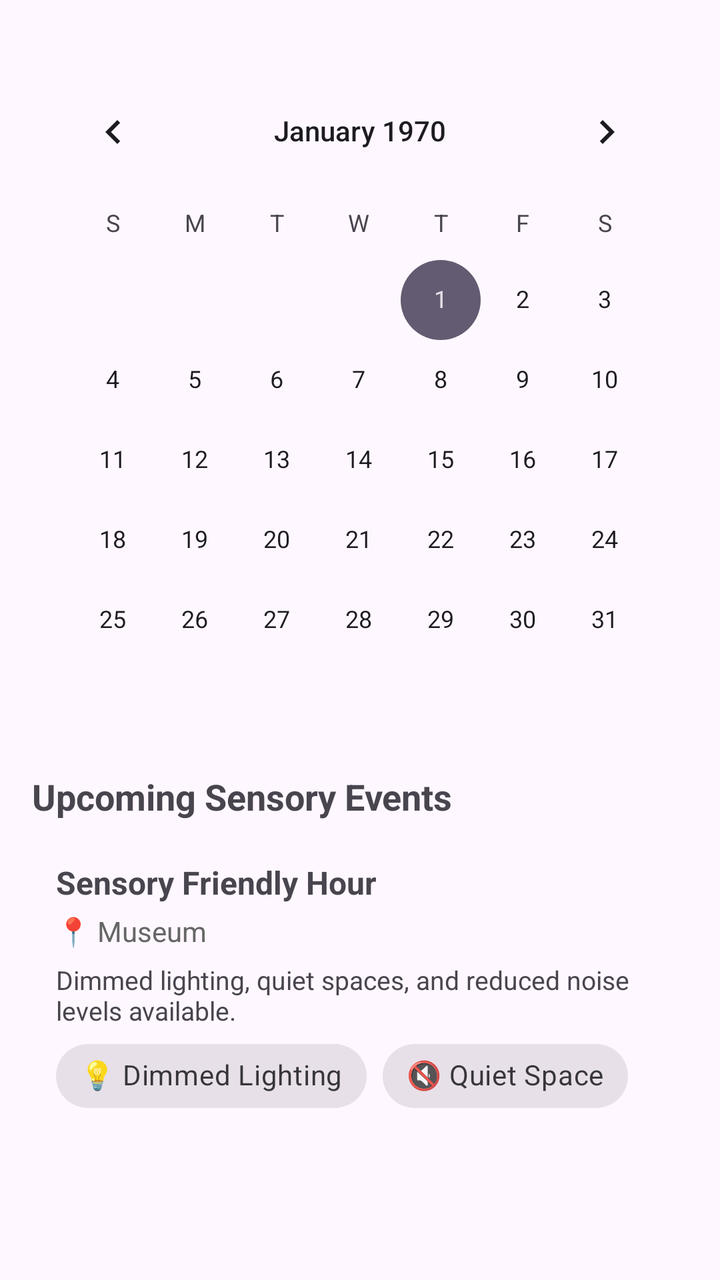
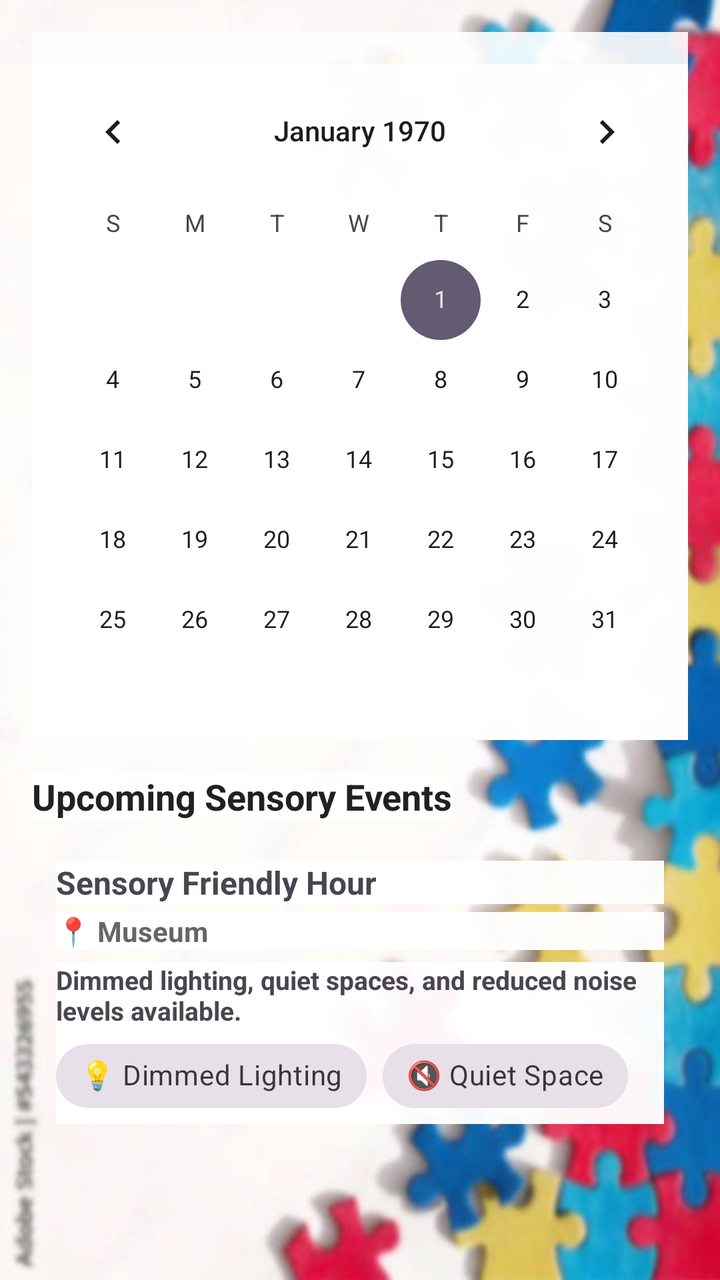

Compare the two renders of this Android layout. The source of the first and the diff that turns it into the second are given below.
<!-- AndroidManifest.xml: application theme AppTheme -->
<!-- res/layout/fragment_calendar.xml -->
<?xml version="1.0" encoding="utf-8"?>
<LinearLayout
  xmlns:android="http://schemas.android.com/apk/res/android"
  xmlns:app="http://schemas.android.com/apk/res-auto"
  xmlns:tools="http://schemas.android.com/tools"
  android:layout_width="match_parent"
  android:layout_height="match_parent"
  android:orientation="vertical"
  android:padding="16dp">

  
  <CalendarView
    android:id="@+id/calendar_view"
    android:layout_width="match_parent"
    android:layout_height="wrap_content"
    android:fitsSystemWindows="true"
    android:paddingTop="16dp"/>

  <TextView
    android:id="@+id/text_events_header"
    android:layout_width="wrap_content"
    android:layout_height="wrap_content"
    android:layout_marginTop="16dp"
    android:layout_marginBottom="8dp"
    android:text="Upcoming Sensory Events"
    android:textSize="18sp"
    android:textStyle="bold" />

<LinearLayout
  android:layout_width="match_parent"
  android:layout_height="wrap_content"
  android:orientation="vertical"
  android:padding="12dp">

  <TextView
    android:id="@+id/text_event_title"
    android:layout_width="match_parent"
    android:layout_height="wrap_content"
    android:text="Sensory Friendly Hour"
    android:textSize="16sp"
    android:textStyle="bold" />

  <TextView
    android:id="@+id/text_event_location"
    android:layout_width="match_parent"
    android:layout_height="wrap_content"
    android:layout_marginTop="4dp"
    android:text="📍 Museum"
    android:textColor="#666666"
    android:textSize="14sp" />

  <TextView
    android:id="@+id/text_event_description"
    android:layout_width="match_parent"
    android:layout_height="wrap_content"
    android:layout_marginTop="6dp"
    android:text="Dimmed lighting, quiet spaces, and reduced noise levels available."
    android:textSize="13sp" />

  <com.google.android.material.chip.ChipGroup
    android:id="@+id/chip_group_sensory"
    android:layout_width="match_parent"
    android:layout_height="wrap_content"
    app:chipSpacingHorizontal="8dp"
    app:singleSelection="false">

    <com.google.android.material.chip.Chip
      android:id="@+id/chip_lighting"
      style="@style/Widget.MaterialComponents.Chip.Action"
      android:layout_width="wrap_content"
      android:layout_height="wrap_content"
      android:text="💡 Dimmed Lighting" />

    <com.google.android.material.chip.Chip
      android:id="@+id/chip_quiet_space"
      style="@style/Widget.MaterialComponents.Chip.Action"
      android:layout_width="wrap_content"
      android:layout_height="wrap_content"
      android:text="🔇 Quiet Space" />

  </com.google.android.material.chip.ChipGroup>

  <androidx.recyclerview.widget.RecyclerView
    android:id="@+id/recycler_events"
    android:layout_width="match_parent"
    android:layout_height="0dp"
    android:layout_weight="1"
    android:clipToPadding="false"
    android:paddingBottom="16dp"
    app:layoutManager="androidx.recyclerview.widget.LinearLayoutManager"
    tools:listitem="@layout/item_event" />

</LinearLayout>
</LinearLayout>
<!-- res/layout/item_event.xml (included above) -->
<LinearLayout
  android:layout_width="match_parent"
  android:layout_height="wrap_content"
  android:orientation="vertical"
  android:padding="12dp"
  xmlns:android="http://schemas.android.com/apk/res/android">

  <TextView
    android:id="@+id/text_event_title"
    android:layout_width="match_parent"
    android:layout_height="wrap_content"
    android:text="Sensory Friendly Hour"
    android:textSize="16sp"
    android:textStyle="bold" />

  <TextView
    android:id="@+id/text_event_location"
    android:layout_width="match_parent"
    android:layout_height="wrap_content"
    android:layout_marginTop="4dp"
    android:text="📍 Main Community Center"
    android:textColor="#666666"
    android:textSize="14sp" />

  <TextView
    android:id="@+id/text_event_description"
    android:layout_width="match_parent"
    android:layout_height="wrap_content"
    android:layout_marginTop="6dp"
    android:text="Dimmed lighting, quiet spaces, and reduced noise levels available."
    android:textSize="13sp" />

</LinearLayout>
<!-- resources referenced by this layout -->
<resources>
  <style name="AppTheme" parent="Theme.Material3.DayNight">
      
    </style>
</resources>

<!-- the commit's change to res/layout/fragment_calendar.xml (unified diff, before → after) -->
@@ -6,7 +6,8 @@
   android:layout_width="match_parent"
   android:layout_height="match_parent"
   android:orientation="vertical"
-  android:padding="16dp">
+  android:padding="16dp"
+  android:background="@drawable/background_2">
 
   
   <CalendarView
@@ -14,7 +15,8 @@
     android:layout_width="match_parent"
     android:layout_height="wrap_content"
     android:fitsSystemWindows="true"
-    android:paddingTop="16dp"/>
+    android:paddingTop="16dp"
+    android:background="#E6FFFFFF"/>
 
   <TextView
     android:id="@+id/text_events_header"
@@ -24,7 +26,10 @@
     android:layout_marginBottom="8dp"
     android:text="Upcoming Sensory Events"
     android:textSize="18sp"
+    android:background="#E6FFFFFF"
+    android:textColor="#212121"
     android:textStyle="bold" />
+
 
 <LinearLayout
   android:layout_width="match_parent"
@@ -38,7 +43,8 @@
     android:layout_height="wrap_content"
     android:text="Sensory Friendly Hour"
     android:textSize="16sp"
-    android:textStyle="bold" />
+    android:textStyle="bold"
+    android:background="#F5FFFFFF"/>
 
   <TextView
     android:id="@+id/text_event_location"
@@ -47,7 +53,9 @@
     android:layout_marginTop="4dp"
     android:text="📍 Museum"
     android:textColor="#666666"
-    android:textSize="14sp" />
+    android:textSize="14sp"
+    android:background="#F5FFFFFF"
+    android:textStyle="bold"/>
 
   <TextView
     android:id="@+id/text_event_description"
@@ -55,14 +63,17 @@
     android:layout_height="wrap_content"
     android:layout_marginTop="6dp"
     android:text="Dimmed lighting, quiet spaces, and reduced noise levels available."
-    android:textSize="13sp" />
+    android:textSize="13sp"
+    android:background="#F5FFFFFF"
+    android:textStyle="bold"/>
 
   <com.google.android.material.chip.ChipGroup
     android:id="@+id/chip_group_sensory"
     android:layout_width="match_parent"
     android:layout_height="wrap_content"
     app:chipSpacingHorizontal="8dp"
-    app:singleSelection="false">
+    app:singleSelection="false"
+    android:background="#F5FFFFFF">
 
     <com.google.android.material.chip.Chip
       android:id="@+id/chip_lighting"
@@ -76,7 +87,8 @@
       style="@style/Widget.MaterialComponents.Chip.Action"
       android:layout_width="wrap_content"
       android:layout_height="wrap_content"
-      android:text="🔇 Quiet Space" />
+      android:text="🔇 Quiet Space"
+      android:background="#F5FFFFFF"/>
 
   </com.google.android.material.chip.ChipGroup>
 
@@ -90,39 +102,50 @@
     app:layoutManager="androidx.recyclerview.widget.LinearLayoutManager"
     tools:listitem="@layout/item_event" />
 
+
 </LinearLayout>
 </LinearLayout>
 <!-- res/layout/item_event.xml (included above) -->
+<?xml version="1.0" encoding="utf-8"?>
 <LinearLayout
+  xmlns:android="http://schemas.android.com/apk/res/android"
   android:layout_width="match_parent"
   android:layout_height="wrap_content"
   android:orientation="vertical"
   android:padding="12dp"
-  xmlns:android="http://schemas.android.com/apk/res/android">
+  android:layout_marginBottom="8dp"
+  android:background="#F5FFFFFF">
 
+  
   <TextView
     android:id="@+id/text_event_title"
     android:layout_width="match_parent"
     android:layout_height="wrap_content"
     android:text="Sensory Friendly Hour"
+    android:textColor="#000000"
     android:textSize="16sp"
     android:textStyle="bold" />
 
+  
   <TextView
     android:id="@+id/text_event_location"
     android:layout_width="match_parent"
     android:layout_height="wrap_content"
     android:layout_marginTop="4dp"
     android:text="📍 Main Community Center"
-    android:textColor="#666666"
-    android:textSize="14sp" />
+    android:textColor="#222222"
+    android:textSize="14sp"
+    android:textStyle="bold" />
 
+  
   <TextView
     android:id="@+id/text_event_description"
     android:layout_width="match_parent"
     android:layout_height="wrap_content"
     android:layout_marginTop="6dp"
-    android:text="Dimmed lighting, quiet spaces, and reduced noise levels available."
-    android:textSize="13sp" />
+    android:text="Dimmed lighting, quiet spaces, and reduced noise levels"
+    android:textColor="#333333"
+    android:textSize="13sp"
+    android:textStyle="bold" />
 
 </LinearLayout>
<!-- resource entries referenced after the edit -->
@@ -1,5 +1,6 @@
 <!-- resources referenced by this layout -->
 <resources>
+  <!-- drawable background_2: jpg bitmap (drawable, 45153 bytes) -->
   <style name="AppTheme" parent="Theme.Material3.DayNight">
       
     </style>
